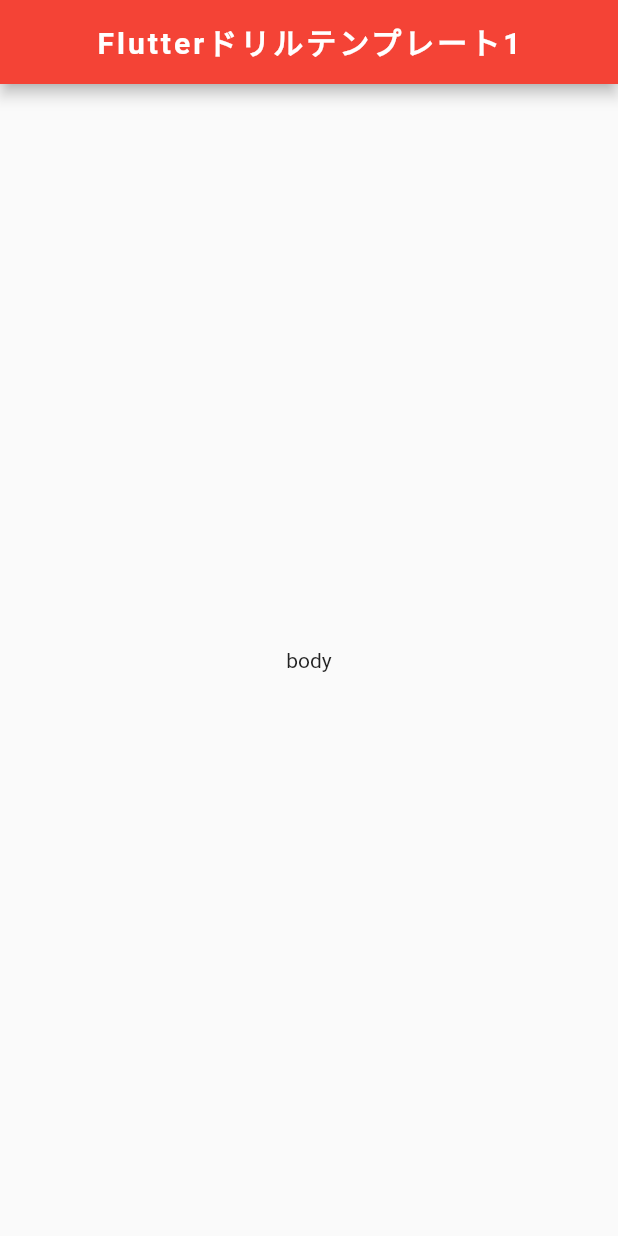
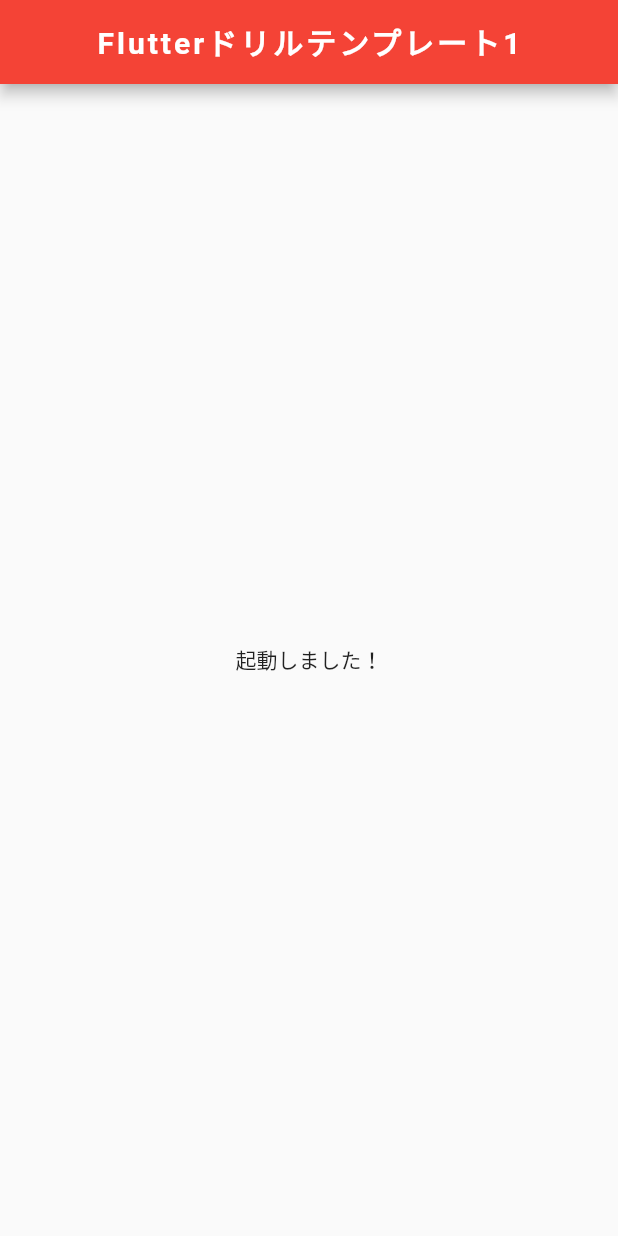
Before and after one commit to you1978/flutter_app_for_quiz, a Flutter app: the screen it shows after launch, on a phone screen of 412 x 824 dp. Run offline on Flutter 3.47's test engine with Material 2 defaults, Android fonts, the phone set to English and light mode, and no system bars.

```diff
--- a/lib/main.dart
+++ b/lib/main.dart
@@ -10,6 +10,15 @@ class MyApp extends StatelessWidget {
       home: MyHomePage()
     );
   }
+}
+
+class FutureCreator {
+
+  final _myFuture = Future.delayed(
+      Duration(seconds: 5),
+      () => "起動しました！");
+
+  Future<String> get future => _myFuture;
 }
 
 class MyHomePage extends StatelessWidget {
@@ -29,7 +38,16 @@ class MyHomePage extends StatelessWidget {
           backgroundColor: Colors.red,
         ),
         body: Center(
-          child: Text("body")
+          child: FutureBuilder(
+            future: FutureCreator().future,
+            builder: (context, snapshot){
+              if( snapshot.hasData ){
+                return Text(snapshot.data);
+              }else{
+                return Text("起動中");
+              }
+            },
+          )
         )
     );
   }
```
